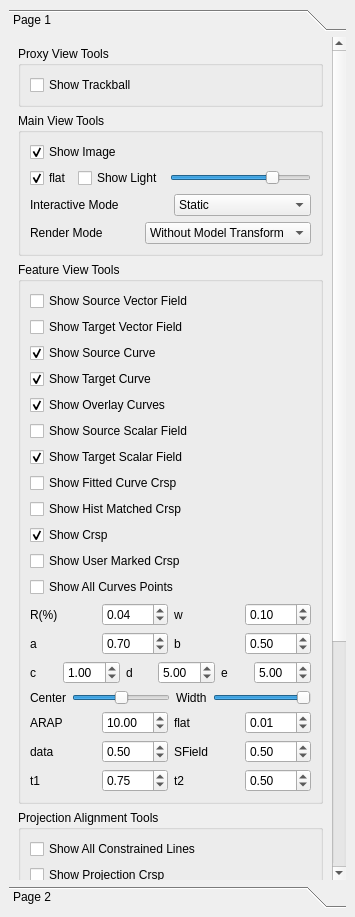
The window that src/ui/ParameterDock.ui (marlinilram/AppMod) describes before a commit, drawn with Qt 5.
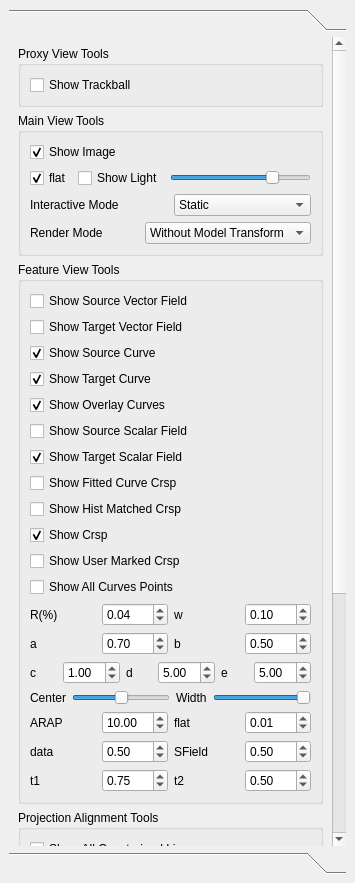
The same window after the commit.

Diff of the .ui file:
```diff
--- a/src/ui/ParameterDock.ui
+++ b/src/ui/ParameterDock.ui
@@ -7,7 +7,7 @@
     <x>0</x>
     <y>0</y>
     <width>355</width>
-    <height>917</height>
+    <height>883</height>
    </rect>
   </property>
   <property name="windowTitle">
@@ -17,20 +17,9 @@
    <layout class="QVBoxLayout" name="verticalLayout_6">
     <item>
      <widget class="QToolBox" name="toolBox">
-      <property name="currentIndex">
-       <number>0</number>
-      </property>
-      <widget class="QWidget" name="page">
-       <property name="geometry">
-        <rect>
-         <x>0</x>
-         <y>0</y>
-         <width>295</width>
-         <height>1017</height>
-        </rect>
-       </property>
+      <widget class="QWidget" name="toolBoxPage1" native="true">
        <attribute name="label">
-        <string>Page 1</string>
+        <string/>
        </attribute>
        <layout class="QVBoxLayout" name="verticalLayout_7">
         <item>
@@ -806,7 +795,7 @@
         </rect>
        </property>
        <attribute name="label">
-        <string>Page 2</string>
+        <string/>
        </attribute>
       </widget>
      </widget>
```
Left out of the diff: 10 changed lines with no effect on the pictures.
